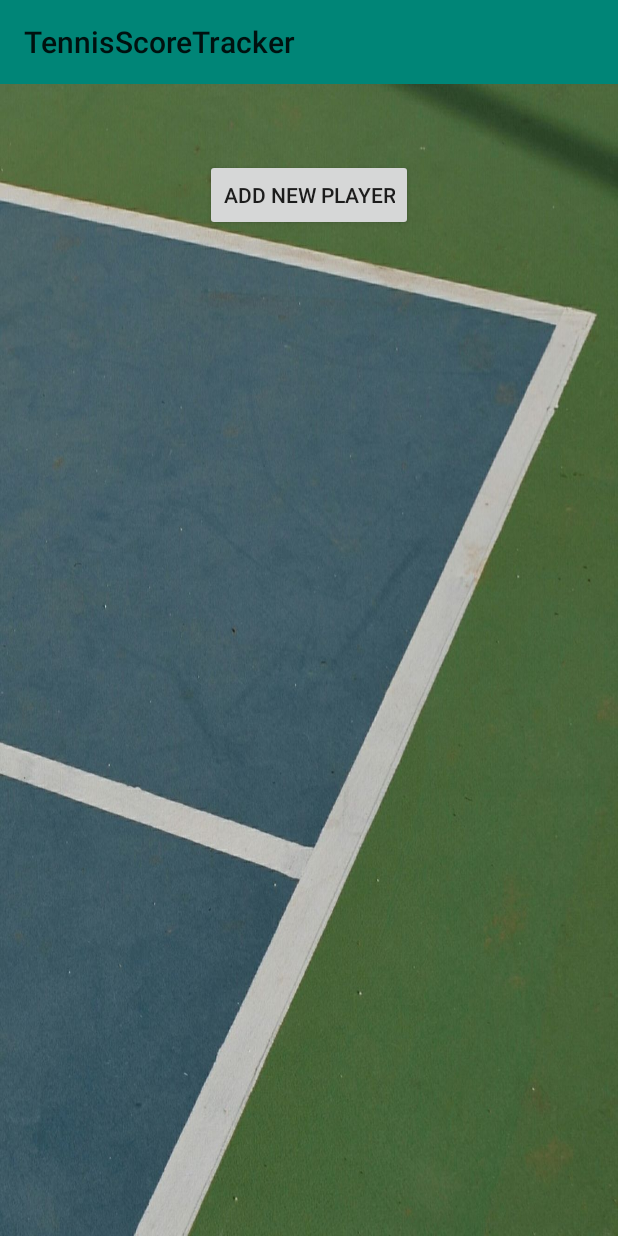
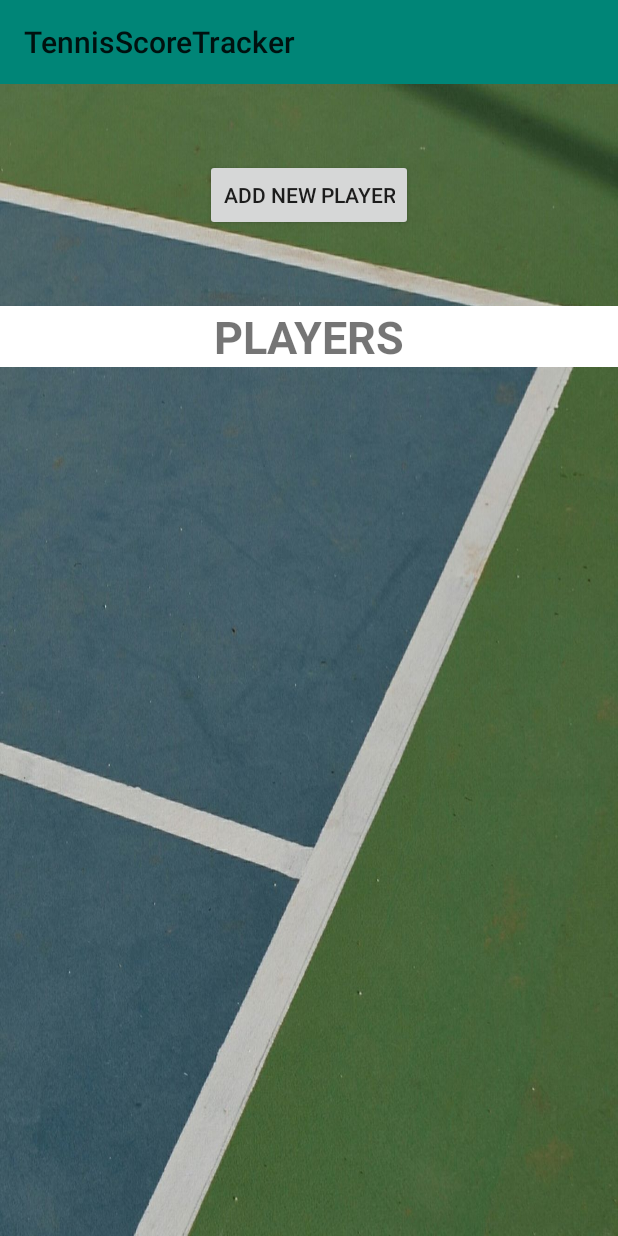
Before and after one commit to pzhang24/TennisScoreTracker, an Android app: the PlayerRecordsActivity screen opened directly, with no data from a screen before it, on a phone screen of 412 x 824 dp. Run offline under Robolectric (Android 15) with nearby library versions, the phone set to English and light mode, and no system bars.

Commit message:
Added additional UI designs.

```diff
--- a/app/src/main/res/layout/activity_player_records.xml
+++ b/app/src/main/res/layout/activity_player_records.xml
@@ -25,15 +25,32 @@
         app:layout_constraintStart_toStartOf="parent"
         app:layout_constraintTop_toBottomOf="@id/toolbar_main" />
 
+
+    <TextView
+        android:id="@+id/player_records_VIEW_PLAYER_RECORDS_TEXTVIEW"
+        android:layout_width="match_parent"
+        android:layout_height="wrap_content"
+        android:text="@string/player_records_VIEW_PLAYER_RECORDS_TEXTVIEW"
+        android:textSize="30sp"
+        android:textStyle="bold"
+        android:textAlignment="center"
+        android:layout_marginTop="50dp"
+        android:background="#FFFFFF"
+        app:layout_constraintTop_toBottomOf="@id/player_records_button_NEW_PLAYER"
+        app:layout_constraintEnd_toEndOf="parent"
+        app:layout_constraintStart_toStartOf="parent" />
+
     <ListView
         android:id="@+id/player_list_LISTVIEW"
         android:layout_width="match_parent"
         android:layout_height="wrap_content"
-        android:layout_marginTop="50dp"
+        android:layout_marginTop="20dp"
         android:divider="#000000"
         android:dividerHeight="2dp"
         android:background="@drawable/activity_player_records_listview_border"
         app:layout_constraintStart_toStartOf="parent"
-        app:layout_constraintTop_toBottomOf="@id/player_records_button_NEW_PLAYER"/>
+        app:layout_constraintTop_toBottomOf="@id/player_records_VIEW_PLAYER_RECORDS_TEXTVIEW"/>
+
+
 
 </androidx.constraintlayout.widget.ConstraintLayout>
--- a/app/src/main/res/values/strings.xml
+++ b/app/src/main/res/values/strings.xml
@@ -27,8 +27,9 @@
     <string name="dialog_update_player_name_HINT">New Name</string>
     <string name="dialog_update_player_name_CANCEL_BUTTON">Cancel</string>
     <string name="dialog_update_player_name_UPDATE_BUTTON">Update</string>
-    <string name="dialog_delete_player_DELETE_TEXTVIEW">Delete this Player?</string>
+    <string name="dialog_delete_player_DELETE_TEXTVIEW">Delete This Player?</string>
     <string name="dialog_delete_player_CANCEL_BUTTON">Cancel</string>
     <string name="dialog_delete_player_DELETE_BUTTON">Delete</string>
-    <string name="dialog_delete_player_WARNING_TEXTVIEW">All player data will be erased!</string>
+    <string name="dialog_delete_player_WARNING_TEXTVIEW">All Player Data Will Be Erased!</string>
+    <string name="player_records_VIEW_PLAYER_RECORDS_TEXTVIEW">PLAYERS</string>
 </resources>
```
Also changed, not shown: app/src/main/res/layout/activity_player_profile.xml (+6 -4 lines), app/src/main/res/layout/content_main.xml (+6 -2 lines).
